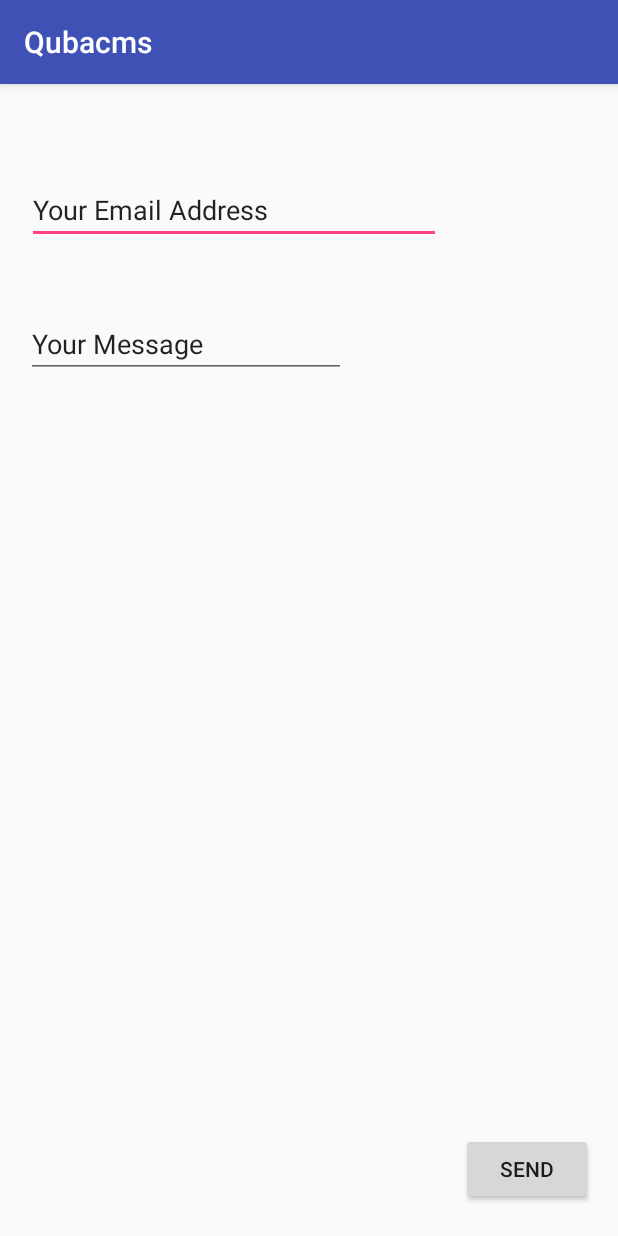
After one commit to PickeringLaura/QubaKenticoApp, an Android app: the ContactUs screen opened directly, with no data from a screen before it, on a phone screen of 412 x 824 dp. The commit adds this screen. Run offline under Robolectric (Android 15) with nearby library versions, the phone set to English and light mode, and no system bars; libraries missing offline, so code that uses them is left out: javax.mail, javax.mail.internet.

Commit message:
ContactUs Email

```diff
--- a/Qubacms/app/build.gradle
+++ b/Qubacms/app/build.gradle
@@ -37,3 +37,23 @@ dependencies {
     androidTestImplementation 'com.android.support.test:runner:1.0.1'
     androidTestImplementation 'com.android.support.test.espresso:espresso-core:3.0.1'
 }
+
+//---------------FOR JAVA MAIL-------------------
+android {
+    packagingOptions {
+        pickFirst 'META-INF/LICENSE.txt' // picks the JavaMail license file
+    }
+}
+
+repositories {
+    jcenter()
+    maven {
+        url "https://maven.java.net/content/groups/public/"
+    }
+}
+
+dependencies {
+    // use whatever the current version is...
+    compile 'com.sun.mail:android-mail:1.6.0'
+    compile 'com.sun.mail:android-activation:1.6.0'
+}
--- a/Qubacms/app/src/main/AndroidManifest.xml
+++ b/Qubacms/app/src/main/AndroidManifest.xml
@@ -1,6 +1,7 @@
 <?xml version="1.0" encoding="utf-8"?>
 <manifest xmlns:android="http://schemas.android.com/apk/res/android"
     package="com.shu.qubacms.qubacms">
+    <uses-permission android:name="android.permission.INTERNET" />
 
     <application
         android:allowBackup="true"
@@ -23,7 +24,8 @@
         <activity
             android:name=".User_Dashboard"
             android:label="@string/title_activity_user__dashboard"
-            android:theme="@style/AppTheme.NoActionBar"></activity>
+            android:theme="@style/AppTheme.NoActionBar" />
+        <activity android:name=".ContactUs"></activity>
     </application>
 
 </manifest>
--- /dev/null
+++ b/Qubacms/app/src/main/java/com/shu/qubacms/qubacms/ContactUs.java
@@ -0,0 +1,81 @@
+package com.shu.qubacms.qubacms;
+
+import android.support.v7.app.AppCompatActivity;
+import android.os.Bundle;
+import javax.mail.*;
+import javax.mail.internet.*;
+import android.widget.EditText;
+import android.view.*;
+import java.util.Properties;
+import android.widget.Button;
+import android.os.StrictMode;
+
+public class ContactUs extends AppCompatActivity implements View.OnClickListener {
+
+    @Override
+    protected void onCreate(Bundle savedInstanceState) {
+        super.onCreate(savedInstanceState);
+
+        StrictMode.ThreadPolicy policy = new StrictMode.ThreadPolicy.Builder().permitAll().build();
+        StrictMode.setThreadPolicy(policy);
+
+        setContentView(R.layout.activity_contact_us);
+
+        Button sendButton = (Button) findViewById(R.id.ContactBtn);
+        sendButton.setOnClickListener(this);
+    }
+
+
+    private void sendEmail(View view) throws AddressException, MessagingException {
+        EditText eaddr = (EditText) findViewById(R.id.contactEmail);
+        EditText messageText = (EditText) findViewById(R.id.contactMessage);
+
+        final String username = "keiichishiroyama@gmail.com";
+        final String password = "1998magicka14";
+
+        Properties props = new Properties();
+        props.put("mail.smtp.auth", "true");
+        props.put("mail.smtp.starttls.enable", "true");
+        props.put("mail.smtp.host", "smtp.gmail.com");
+        props.put("mail.smtp.port", "587");
+
+        Session session = Session.getInstance(props,
+                new javax.mail.Authenticator() {
+                    protected PasswordAuthentication getPasswordAuthentication() {
+                        return new PasswordAuthentication(username, password);
+                    }
+                });
+
+        try {
+
+            Message message = new MimeMessage(session);
+            message.setFrom(new InternetAddress("keiichishiroyama@gmail.com"));
+            message.setRecipients(Message.RecipientType.TO, InternetAddress.parse("keiichishiroyama@gmail.com"));
+            message.setSubject("KENTICO SIGN IN:  " + eaddr.getText().toString());
+            message.setText(messageText.getText().toString());
+
+            Transport.send(message);
+
+            System.out.println("Done");
+
+        } catch (MessagingException e) {
+            throw new RuntimeException(e);
+        }
+
+        eaddr.setText("");
+        messageText.setText("");
+    }
+
+    public void onClick(View view){
+
+        if (isContactButton(view))
+        {
+            try {sendEmail(view);} catch (MessagingException e) {throw new RuntimeException(e);}
+        }
+    }
+
+    private boolean isContactButton(View view) {
+        return view == findViewById(R.id.ContactBtn);
+    }
+
+}
--- a/Qubacms/app/src/main/java/com/shu/qubacms/qubacms/MainActivity.java
+++ b/Qubacms/app/src/main/java/com/shu/qubacms/qubacms/MainActivity.java
@@ -42,6 +42,8 @@ public class MainActivity extends AppCompatActivity implements View.OnClickListe
 
         Button button = (Button) findViewById(R.id.Login);
         button.setOnClickListener(this);
+        Button contact = (Button) findViewById(R.id.Contactus);
+        contact.setOnClickListener(this);
     }
 
     @Override
@@ -49,12 +51,6 @@ public class MainActivity extends AppCompatActivity implements View.OnClickListe
         // Inflate the menu; this adds items to the action bar if it is present.
         getMenuInflater().inflate(R.menu.menu_main, menu);
         return true;
-    }
-
-    private void doStuff(View view)
-    {
-        Intent next = new Intent(MainActivity.this, Dashboard.class);
-        startActivity(next);
     }
 
     @Override
@@ -85,6 +81,10 @@ public class MainActivity extends AppCompatActivity implements View.OnClickListe
         {
             goToDashboard();
         }
+        else if (isContactButton(view))
+        {
+            goToContact();
+        }
         else if (isExitButton(view))
         {
             System.exit(0);
@@ -94,7 +94,7 @@ public class MainActivity extends AppCompatActivity implements View.OnClickListe
     private boolean isLoginButton(View view) {
         return view == findViewById(R.id.Login);
     }
-
+    private boolean isContactButton(View view) { return view == findViewById(R.id.Contactus);}
     private boolean isExitButton(View view)
     {
         return view == findViewById(R.id.LogOut);
@@ -104,5 +104,9 @@ public class MainActivity extends AppCompatActivity implements View.OnClickListe
         Intent intent = new Intent(MainActivity.this, User_Dashboard.class);
         startActivity(intent);
     }
+    private void goToContact(){
+        Intent next = new Intent(MainActivity.this, ContactUs.class);
+        startActivity(next);
+    }
 
 }
--- /dev/null
+++ b/Qubacms/app/src/main/res/layout/activity_contact_us.xml
@@ -0,0 +1,62 @@
+<?xml version="1.0" encoding="utf-8"?>
+<android.support.constraint.ConstraintLayout xmlns:android="http://schemas.android.com/apk/res/android"
+    xmlns:app="http://schemas.android.com/apk/res-auto"
+    xmlns:tools="http://schemas.android.com/tools"
+    android:layout_width="match_parent"
+    android:layout_height="match_parent"
+    tools:context="com.shu.qubacms.qubacms.ContactUs">
+
+    <EditText
+        android:id="@+id/contactEmail"
+        android:layout_width="276dp"
+        android:layout_height="wrap_content"
+        android:layout_marginBottom="8dp"
+        android:layout_marginEnd="8dp"
+        android:layout_marginStart="8dp"
+        android:layout_marginTop="8dp"
+        android:ems="10"
+        android:inputType="textEmailAddress"
+        android:onClick="sendEmail"
+        android:text="Your Email Address"
+        app:layout_constraintBottom_toBottomOf="parent"
+        app:layout_constraintEnd_toEndOf="parent"
+        app:layout_constraintHorizontal_bias="0.086"
+        app:layout_constraintStart_toStartOf="parent"
+        app:layout_constraintTop_toTopOf="parent"
+        app:layout_constraintVertical_bias="0.075" />
+
+    <EditText
+        android:id="@+id/contactMessage"
+        android:layout_width="wrap_content"
+        android:layout_height="wrap_content"
+        android:layout_marginBottom="8dp"
+        android:layout_marginEnd="8dp"
+        android:layout_marginStart="8dp"
+        android:layout_marginTop="8dp"
+        android:ems="10"
+        android:inputType="textPersonName"
+        android:text="Your Message"
+        app:layout_constraintBottom_toBottomOf="parent"
+        app:layout_constraintEnd_toEndOf="parent"
+        app:layout_constraintHorizontal_bias="0.052"
+        app:layout_constraintStart_toStartOf="parent"
+        app:layout_constraintTop_toTopOf="parent"
+        app:layout_constraintVertical_bias="0.202" />
+
+    <Button
+        android:id="@+id/ContactBtn"
+        android:layout_width="wrap_content"
+        android:layout_height="wrap_content"
+        android:layout_marginBottom="8dp"
+        android:layout_marginEnd="8dp"
+        android:layout_marginStart="8dp"
+        android:layout_marginTop="8dp"
+        android:text="Send"
+        app:layout_constraintBottom_toBottomOf="parent"
+        app:layout_constraintEnd_toEndOf="parent"
+        app:layout_constraintHorizontal_bias="0.971"
+        app:layout_constraintStart_toStartOf="parent"
+        app:layout_constraintTop_toTopOf="parent"
+        app:layout_constraintVertical_bias="0.982" />
+
+</android.support.constraint.ConstraintLayout>
--- a/Qubacms/app/src/main/res/layout/content_main.xml
+++ b/Qubacms/app/src/main/res/layout/content_main.xml
@@ -102,7 +102,6 @@
             android:layout_height="wrap_content"
             android:layout_column="0"
             android:layout_row="6"
-            android:onClick="doStuff"
             android:text="@string/button_name_main_Login_Button"
             tools:layout_editor_absoluteY="151dp" />
 
```
Also changed, not shown: Qubacms/build.gradle (line endings or trailing spaces).
